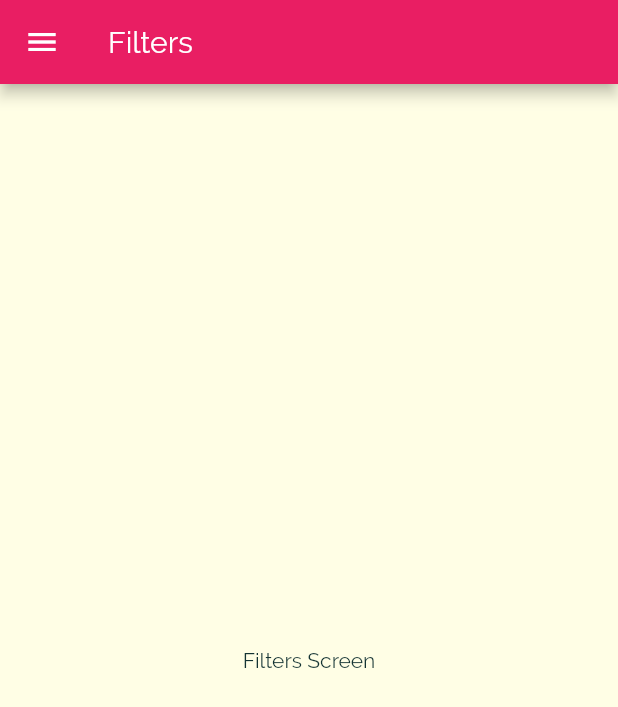
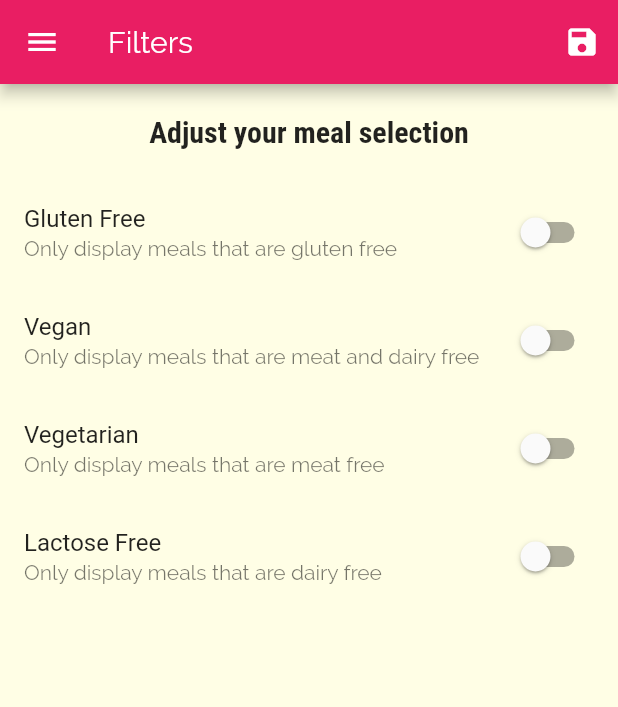
Before and after one commit to Zireael26/Meals-App, a Flutter app: the screen it shows after launch, in the side drawer, after a tap on "Filters", on a phone screen of 412 x 824 dp. Shown: the top 707 px of the screen. Run offline on Flutter 3.47's test engine with Material 2 defaults, Android fonts, the light colour scheme and no system bars.

Commit message:
Added Filters
Signed-off-by: Abhishek Kaushik <abhishek.nexus26@gmail.com>

```diff
--- a/lib/main.dart
+++ b/lib/main.dart
@@ -1,15 +1,57 @@
 import 'package:flutter/material.dart';
+import 'package:mealsapp/dummay_data.dart';
 import 'package:mealsapp/pages/category_meals_page.dart';
 import 'package:mealsapp/pages/filters_page.dart';
 import 'package:mealsapp/pages/meal_details_page.dart';
 import 'package:mealsapp/pages/tabs_page.dart';
 
+import 'models/meal.dart';
+
 void main() {
   runApp(MyApp());
 }
 
-class MyApp extends StatelessWidget {
+class MyApp extends StatefulWidget {
   // This widget is the root of your application.
+  @override
+  _MyAppState createState() => _MyAppState();
+}
+
+class _MyAppState extends State<MyApp> {
+  Map<String, bool> _filters = {
+    'gluten-free': false,
+    'vegan': false,
+    'vegetarian': false,
+    'lactose-free': false,
+  };
+
+  List<Meal> _availableMeals = DUMMY_MEALS;
+
+  void _setFilters(Map<String, bool> filterData) {
+    setState(() {
+      _filters = filterData;
+      _availableMeals = DUMMY_MEALS.where((meal) {
+        if (_filters['gluten-free'] && !meal.isGlutenFree) {
+          return false;
+        }
+
+        if (_filters['lactose-free'] && !meal.isLactoseFree) {
+          return false;
+        }
+
+        if (_filters['vegan'] && !meal.isVegan) {
+          return false;
+        }
+
+        if (_filters['vegetarian'] && !meal.isVegetarian) {
+          return false;
+        }
+
+        return true;
+      }).toList();
+    });
+  }
+
   @override
   Widget build(BuildContext context) {
     return MaterialApp(
@@ -32,9 +74,13 @@ class MyApp extends StatelessWidget {
               ))),
       routes: {
         '/': (context) => TabsPage(),
-        CategoryMealsPage.routeName: (context) => CategoryMealsPage(),
+        CategoryMealsPage.routeName: (context) =>
+            CategoryMealsPage(
+              availableMeals: _availableMeals,
+            ),
         MealDetailsPage.routeName: (context) => MealDetailsPage(),
-        FiltersPage.routeName: (context) => FiltersPage(),
+        FiltersPage.routeName: (context) =>
+            FiltersPage(saveFilters: _setFilters, currentFilters: _filters),
       },
     );
   }
--- a/lib/pages/filters_page.dart
+++ b/lib/pages/filters_page.dart
@@ -1,19 +1,132 @@
 import 'package:flutter/material.dart';
 import 'package:mealsapp/widgets/main_drawer.dart';
 
-class FiltersPage extends StatelessWidget {
+class FiltersPage extends StatefulWidget {
   static const routeName = '/filters';
+  final Function saveFilters;
+  final Map<String, bool> currentFilters;
+
+  const FiltersPage(
+      {Key key, @required this.saveFilters, @required this.currentFilters})
+      : super(key: key);
+
+  @override
+  _FiltersPageState createState() => _FiltersPageState();
+}
+
+class _FiltersPageState extends State<FiltersPage> {
+  bool _glutenFree;
+  bool _vegan;
+  bool _vegetarian;
+  bool _lactoseFree;
+
+  @override
+  void initState() {
+    // TODO: implement initState
+    super.initState();
+    _glutenFree = widget.currentFilters['gluten-free'];
+    _vegetarian = widget.currentFilters['vegetarian'];
+    _vegan = widget.currentFilters['vegan'];
+    _lactoseFree = widget.currentFilters['lactose-free'];
+  }
+
+  Widget _buildSwitchListTile({@required String titleText,
+    @required String subtitleText,
+    @required Function onChanged,
+    @required bool currentValue}) {
+    return SwitchListTile(
+      title: Text(titleText),
+      subtitle: Text(subtitleText),
+      value: currentValue,
+      onChanged: onChanged,
+    );
+  }
 
   @override
   Widget build(BuildContext context) {
     return Scaffold(
       appBar: AppBar(
         title: Text("Filters"),
+        actions: <Widget>[
+          IconButton(
+            icon: Icon(Icons.save),
+            onPressed: () {
+              final selectedFilters = {
+                'gluten-free': _glutenFree,
+                'vegan': _vegan,
+                'vegetarian': _vegetarian,
+                'lactose-free': _lactoseFree,
+              };
+
+              widget.saveFilters(selectedFilters);
+
+              Navigator.of(context).pushReplacementNamed('/');
+            },
+          )
+        ],
+      ),
+      body: Column(
+        children: <Widget>[
+          Container(
+            padding: EdgeInsets.all(20.0),
+            child: Text(
+              "Adjust your meal selection",
+              style: Theme
+                  .of(context)
+                  .textTheme
+                  .headline6,
+            ),
+          ),
+          Expanded(
+            child: ListView(
+              children: <Widget>[
+                _buildSwitchListTile(
+                  titleText: "Gluten Free",
+                  subtitleText: "Only display meals that are gluten free",
+                  onChanged: (bool newValue) {
+                    setState(() {
+                      _glutenFree = newValue;
+                    });
+                  },
+                  currentValue: _glutenFree,
+                ),
+                _buildSwitchListTile(
+                  titleText: "Vegan",
+                  subtitleText:
+                  "Only display meals that are meat and dairy free",
+                  onChanged: (bool newValue) {
+                    setState(() {
+                      _vegan = newValue;
+                    });
+                  },
+                  currentValue: _vegan,
+                ),
+                _buildSwitchListTile(
+                  titleText: "Vegetarian",
+                  subtitleText: "Only display meals that are meat free",
+                  onChanged: (bool newValue) {
+                    setState(() {
+                      _vegetarian = newValue;
+                    });
+                  },
+                  currentValue: _vegetarian,
+                ),
+                _buildSwitchListTile(
+                  titleText: "Lactose Free",
+                  subtitleText: "Only display meals that are dairy free",
+                  onChanged: (bool newValue) {
+                    setState(() {
+                      _lactoseFree = newValue;
+                    });
+                  },
+                  currentValue: _lactoseFree,
+                ),
+              ],
+            ),
+          ),
+        ],
       ),
       drawer: MainDrawer(),
-      body: Center(
-        child: Text("Filters Screen"),
-      ),
     );
   }
 }
--- a/lib/pages/meal_details_page.dart
+++ b/lib/pages/meal_details_page.dart
@@ -76,6 +76,12 @@ class MealDetailsPage extends StatelessWidget {
           ],
         ),
       ),
+      floatingActionButton: FloatingActionButton(
+        onPressed: () {
+          Navigator.of(context).pop(mealId);
+        },
+        child: Icon(Icons.delete),
+      ),
     );
   }
 }
```
Also changed, not shown: lib/pages/category_meals_page.dart (+50 -18 lines), lib/widgets/meal_item.dart (+9 -1 lines).
